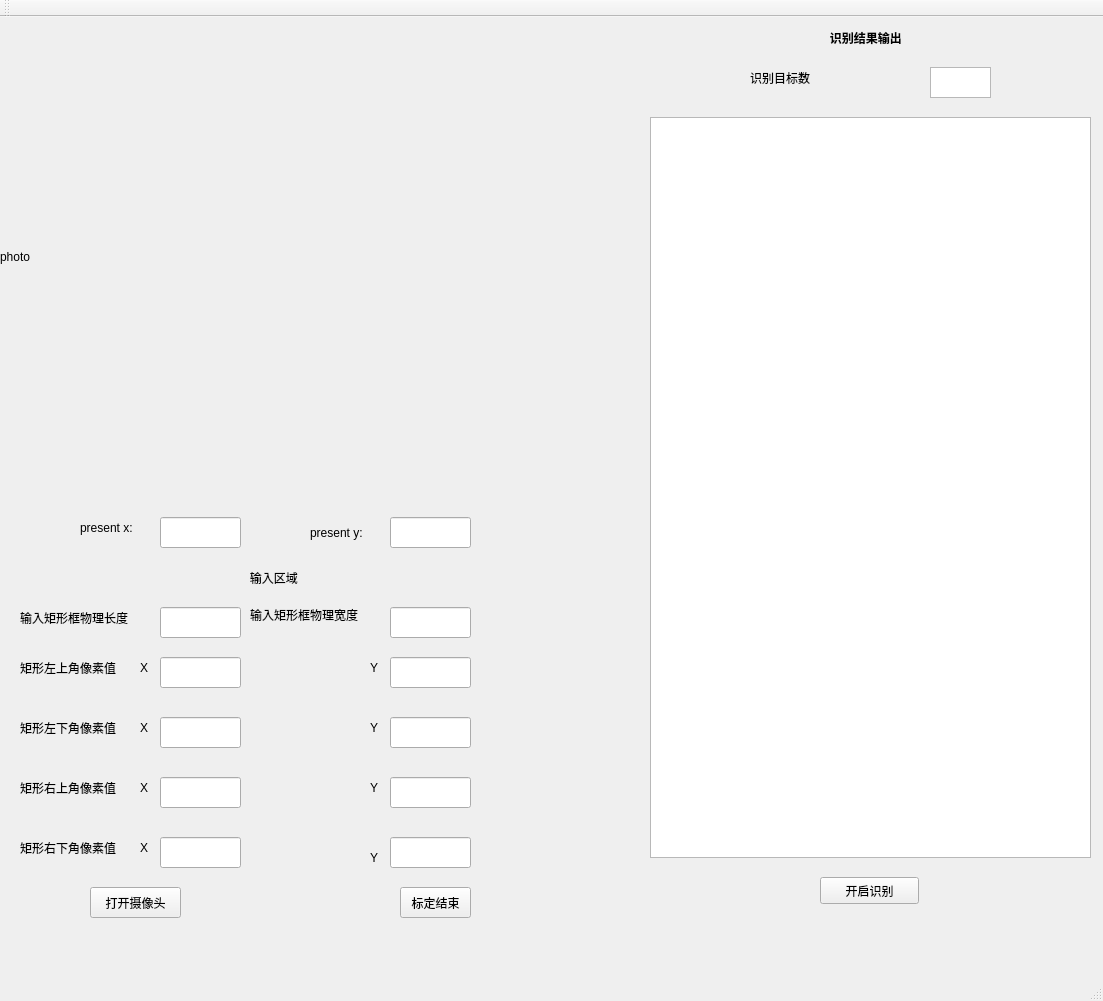
First picture: the form in Advanced_visual_final/mainwindow.ui, repository cugxuan/Robot-Competition, before the edit.
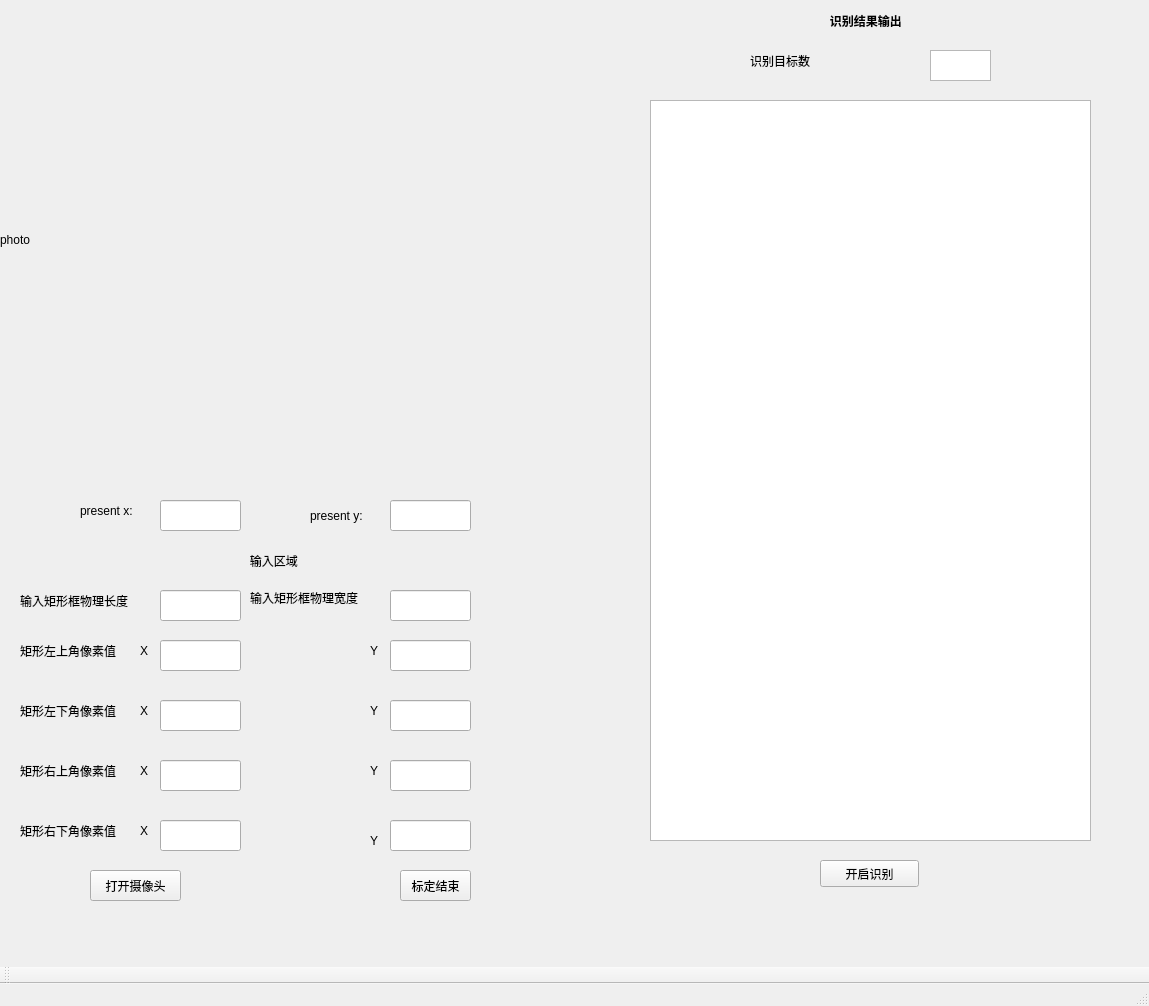
Second picture: the form after the edit.

The edit to the form file:
```diff
--- a/Advanced_visual_final/mainwindow.ui
+++ b/Advanced_visual_final/mainwindow.ui
@@ -6,8 +6,8 @@
    <rect>
     <x>0</x>
     <y>0</y>
-    <width>1103</width>
-    <height>1001</height>
+    <width>1149</width>
+    <height>1006</height>
    </rect>
   </property>
   <property name="windowTitle">
@@ -523,7 +523,7 @@
   </widget>
   <widget class="QToolBar" name="mainToolBar">
    <attribute name="toolBarArea">
-    <enum>TopToolBarArea</enum>
+    <enum>BottomToolBarArea</enum>
    </attribute>
    <attribute name="toolBarBreak">
     <bool>false</bool>
```
Left out of the diff: 30 changed lines with no effect on the pictures.
